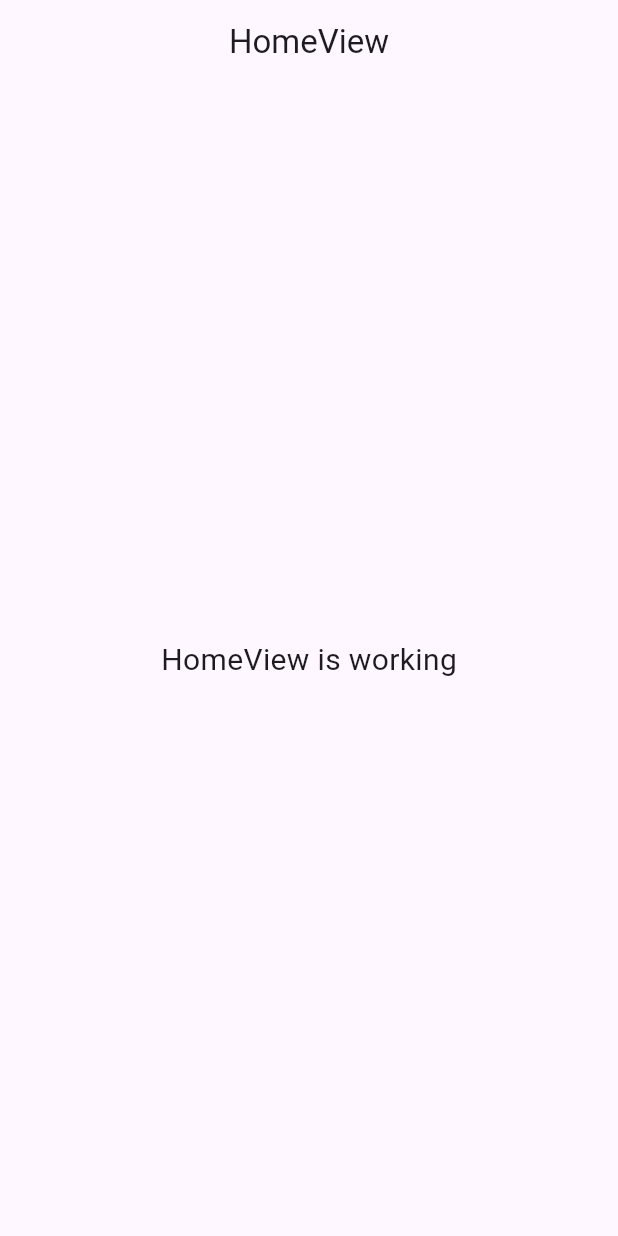
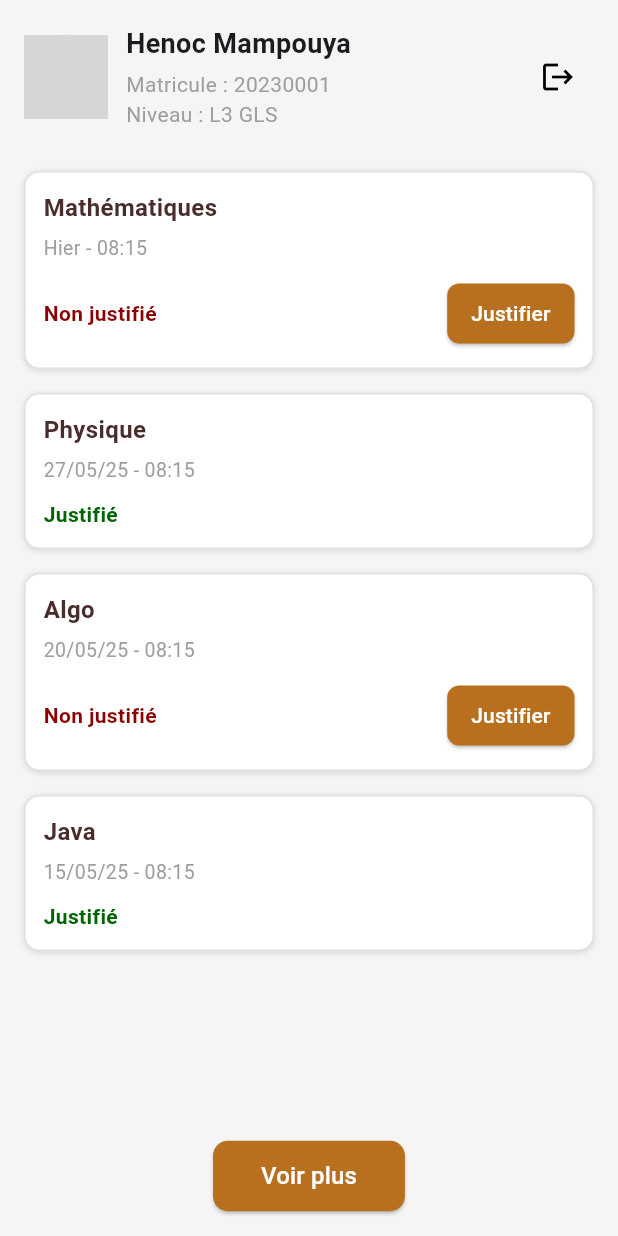
Before and after one commit to Bouba6/Ges-Absences-flutter, a Flutter app: the screen it shows after launch, on a phone screen of 412 x 824 dp. Run offline on Flutter 3.47's test engine with Material 3 defaults, Android fonts, the phone set to English and light mode, and no system bars; our stand-ins replace get; network calls fail; grey boxes are pictures that could not be loaded.

Commit message:
J'ai fait l'Intégration de MongoDB + modèles + UI absence : ajout des modèles et contrôleur

```diff
--- /dev/null
+++ b/lib/app/modules/gestion_absences/controllers/absence_controller.dart
@@ -0,0 +1,30 @@
+import 'package:get/get.dart';
+import '../models/absence_model.dart';
+
+class AbsenceController extends GetxController {
+  var absences = <Absence>[].obs;
+  var isLoading = true.obs;
+
+  @override
+  void onInit() {
+    super.onInit();
+    fetchAbsences();
+  }
+
+  void fetchAbsences() async {
+    await Future.delayed(const Duration(seconds: 1)); // Simule latence
+
+    // Simulation de données JSON (à remplacer par service réel)
+final jsonData = [
+  {'_id': '1', 'courseName': 'Mathématiques', 'date': '2025-05-28T08:15:00Z', 'status': 'Non justifié'},
+  {'_id': '2', 'courseName': 'Physique', 'date': '2025-05-27T08:15:00Z', 'status': 'Justifié'},
+  {'_id': '3', 'courseName': 'Algo', 'date': '2025-05-20T08:15:00Z', 'status': 'Non justifié'},
+  {'_id': '4', 'courseName': 'Java', 'date': '2025-05-15T08:15:00Z', 'status': 'Justifié'}
+];
+
+
+
+    absences.value = jsonData.map((json) => Absence.fromJson(json)).toList();
+    isLoading.value = false;
+  }
+}
--- /dev/null
+++ b/lib/app/modules/gestion_absences/models/absence_model.dart
@@ -0,0 +1,22 @@
+class Absence {
+  final String id;
+  final String courseName;
+  final DateTime date;
+  final String status; // "Justifié" ou "Non justifié"
+
+  Absence({
+    required this.id,
+    required this.courseName,
+    required this.date,
+    required this.status,
+  });
+
+  factory Absence.fromJson(Map<String, dynamic> json) {
+    return Absence(
+      id: json['_id'] ?? '',
+      courseName: json['courseName'] ?? '',
+      date: DateTime.tryParse(json['date'] ?? '') ?? DateTime.now(),
+      status: json['status'] ?? 'Non justifié',
+    );
+  }
+}
--- /dev/null
+++ b/lib/app/modules/gestion_absences/views/absence_list_view.dart
@@ -0,0 +1,188 @@
+import 'package:flutter/material.dart';
+import 'package:get/get.dart';
+import 'package:intl/intl.dart';
+import '../controllers/absence_controller.dart';
+
+class AbsenceListView extends StatelessWidget {
+  final AbsenceController controller = Get.put(AbsenceController());
+
+  AbsenceListView({super.key});
+
+  String formatDate(DateTime date) {
+    final now = DateTime.now();
+    if (date.day == now.day && date.month == now.month && date.year == now.year) {
+      return "Aujourd'hui ${DateFormat('HH:mm').format(date)}";
+    } else if (date.difference(now).inDays == -1) {
+      return "Hier - ${DateFormat('HH:mm').format(date)}";
+    } else {
+      return DateFormat('dd/MM/yy - HH:mm').format(date);
+    }
+  }
+
+  @override
+  Widget build(BuildContext context) {
+    return Scaffold(
+      backgroundColor: Colors.grey[100],
+      body: Obx(() {
+        if (controller.isLoading.value) {
+          return const Center(child: CircularProgressIndicator());
+        } else {
+          return Padding(
+            padding: const EdgeInsets.all(16),
+            child: Column(
+              crossAxisAlignment: CrossAxisAlignment.start,
+              children: [
+                // === En-tête étudiant avec logout ===
+                Row(
+                  mainAxisAlignment: MainAxisAlignment.spaceBetween,
+                  children: [
+                    Row(
+                      children: const [
+                        CircleAvatar(
+                          radius: 28,
+                          backgroundImage: NetworkImage(
+                            'https://static.vecteezy.com/system/resources/previews/019/879/186/large_2x/user-icon-on-transparent-background-free-png.png',
+                          ),
+                        ),
+                        SizedBox(width: 12),
+                        Column(
+                          crossAxisAlignment: CrossAxisAlignment.start,
+                          children: [
+                            Text(
+                              'Henoc Mampouya',
+                              style: TextStyle(fontWeight: FontWeight.bold, fontSize: 18),
+                            ),
+                            SizedBox(height: 4),
+                            Text('Matricule : 20230001',
+                                style: TextStyle(fontSize: 14, color: Colors.grey)),
+                            Text('Niveau : L3 GLS',
+                                style: TextStyle(fontSize: 14, color: Colors.grey)),
+                          ],
+                        ),
+                      ],
+                    ),
+                    IconButton(
+                      icon: const Icon(Icons.logout, color: Colors.black),
+                      onPressed: () {
+                        // TODO: déconnexion
+                      },
+                    ),
+                  ],
+                ),
+                const SizedBox(height: 20),
+
+                // === Liste des absences ===
+                Expanded(
+                  child: Column(
+                    children: [
+                      Expanded(
+                        child: ListView.builder(
+                          itemCount: controller.absences.length,
+                          itemBuilder: (context, index) {
+                            final absence = controller.absences[index];
+                            return Container(
+                              margin: const EdgeInsets.symmetric(vertical: 8),
+                              padding: const EdgeInsets.all(12),
+                              decoration: BoxDecoration(
+                                color: Colors.white,
+                                border: Border.all(color: Colors.grey.shade300),
+                                borderRadius: BorderRadius.circular(10),
+                                boxShadow: const [
+                                  BoxShadow(
+                                    color: Colors.black12,
+                                    blurRadius: 3,
+                                    offset: Offset(0, 1),
+                                  ),
+                                ],
+                              ),
+                              child: Column(
+                                crossAxisAlignment: CrossAxisAlignment.start,
+                                children: [
+                                  Text(
+                                    absence.courseName,
+                                    style: const TextStyle(
+                                      fontWeight: FontWeight.w600,
+                                      fontSize: 16,
+                                      color: Color(0xFF4A2C2A),
+                                    ),
+                                  ),
+                                  const SizedBox(height: 6),
+                                  Text(
+                                    formatDate(absence.date),
+                                    style: const TextStyle(
+                                      fontSize: 13,
+                                      color: Colors.grey,
+                                    ),
+                                  ),
+                                  const SizedBox(height: 10),
+                                  Row(
+                                    mainAxisAlignment: MainAxisAlignment.spaceBetween,
+                                    children: [
+                                      Text(
+                                        absence.status,
+                                        style: TextStyle(
+                                          fontWeight: FontWeight.bold,
+                                          color: absence.status == 'Justifié'
+                                              ? const Color(0xFF006400)
+                                              : const Color(0xFF8B0000),
+                                        ),
+                                      ),
+                                      if (absence.status == 'Non justifié')
+                                        ElevatedButton(
+                                          onPressed: () {
+                                            // TODO: Implémenter justification
+                                          },
+                                          style: ElevatedButton.styleFrom(
+                                            backgroundColor: const Color(0xFFB8701E),
+                                            padding: const EdgeInsets.symmetric(
+                                                horizontal: 16, vertical: 8),
+                                            shape: RoundedRectangleBorder(
+                                              borderRadius: BorderRadius.circular(8),
+                                            ),
+                                          ),
+                                          child: const Text(
+                                            'Justifier',
+                                            style: TextStyle(color: Colors.white),
+                                          ),
+                                        ),
+                                    ],
+                                  ),
+                                ],
+                              ),
+                            );
+                          },
+                        ),
+                      ),
+                      const SizedBox(height: 16),
+
+                      // === Bouton Voir plus ===
+                      ElevatedButton(
+                        onPressed: () {
+                          // TODO: Charger plus ou aller à l’historique complet
+                        },
+                        style: ElevatedButton.styleFrom(
+                          backgroundColor: const Color(0xFFB8701E),
+                          padding: const EdgeInsets.symmetric(horizontal: 32, vertical: 12),
+                          shape: RoundedRectangleBorder(
+                            borderRadius: BorderRadius.circular(10),
+                          ),
+                        ),
+                        child: const Text(
+                          'Voir plus',
+                          style: TextStyle(
+                            color: Colors.white,
+                            fontSize: 16,
+                          ),
+                        ),
+                      ),
+                    ],
+                  ),
+                ),
+              ],
+            ),
+          );
+        }
+      }),
+    );
+  }
+}
--- a/lib/app/modules/home/controllers/home_controller.dart
+++ /dev/null
@@ -1,11 +0,0 @@
-import 'package:get/get.dart';
-
-class HomeController extends GetxController {
-  //TODO: Implement HomeController
-
-  final count = 0.obs;
-
-
-
-  void increment() => count.value++;
-}
--- a/lib/app/modules/home/views/home_view.dart
+++ /dev/null
@@ -1,24 +0,0 @@
-import 'package:flutter/material.dart';
-
-import 'package:get/get.dart';
-
-import '../controllers/home_controller.dart';
-
-class HomeView extends GetView<HomeController> {
-  const HomeView({super.key});
-  @override
-  Widget build(BuildContext context) {
-    return Scaffold(
-      appBar: AppBar(
-        title: const Text('HomeView'),
-        centerTitle: true,
-      ),
-      body: const Center(
-        child: Text(
-          'HomeView is working',
-          style: TextStyle(fontSize: 20),
-        ),
-      ),
-    );
-  }
-}
--- a/lib/main.dart
+++ b/lib/main.dart
@@ -1,13 +1,12 @@
 import 'package:flutter/material.dart';
-
 import 'package:get/get.dart';
-
 import 'app/routes/app_pages.dart';
 
 void main() {
   runApp(
     GetMaterialApp(
-      title: "Application",
+      title: "Gestion des Absences",
+      debugShowCheckedModeBanner: false,
       initialRoute: AppPages.INITIAL,
       getPages: AppPages.routes,
     ),
--- a/pubspec.yaml
+++ b/pubspec.yaml
@@ -11,7 +11,7 @@ dependencies:
     sdk: flutter
   cupertino_icons: ^1.0.8
   get: ^4.7.2
-
+  intl: ^0.18.1
 
 dev_dependencies:
   flutter_test:
@@ -24,3 +24,5 @@ dev_dependencies:
 
 flutter:
   uses-material-design: true
+  assets:
+    - assets/images/user.png
```
Also changed, not shown: arborescence.txt (added, +202 -0 lines), lib/app/modules/gestion_absences/services/absence_service.dart (added, +17 -0 lines), lib/app/modules/home/bindings/home_binding.dart (deleted, +0 -12 lines), lib/app/routes/app_pages.dart (+4 -7 lines), lib/app/routes/app_routes.dart (+2 -5 lines), assets/images/user.png (added), pubspec.lock, 1 other file.
